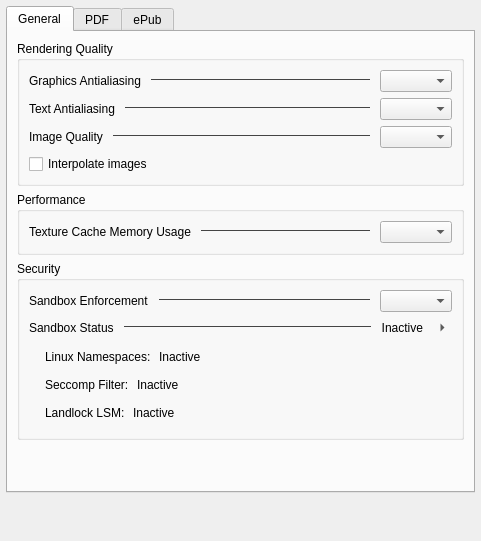
Qt form src/generator/config/mupdfsettingswidget.ui (l4rzy/okular-mupdf-ng) before a commit.
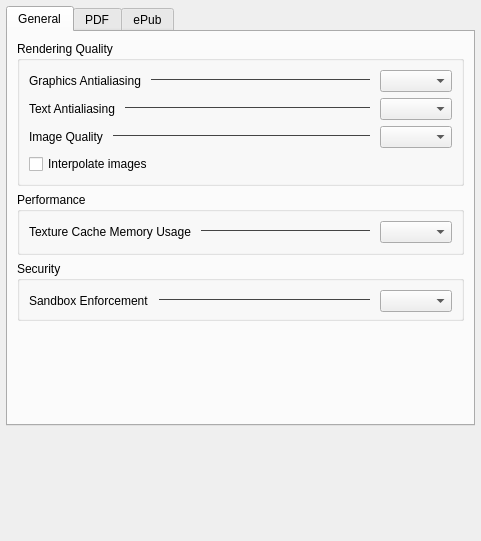
The same form after that commit. Custom widgets are drawn as their Qt base class.

Commit message: generator: move sandbox status report to backend about dialog

The edit to the form file:
```diff
--- a/src/generator/config/mupdfsettingswidget.ui
+++ b/src/generator/config/mupdfsettingswidget.ui
@@ -218,7 +218,7 @@
            <number>6</number>
           </property>
           <property name="bottomMargin">
-           <number>12</number>
+           <number>6</number>
           </property>
           <item>
            <layout class="QHBoxLayout" name="horizontalLayout_sandbox_enforcement">
@@ -263,197 +263,6 @@
             </item>
            </layout>
           </item>
-          <item>
-           <layout class="QHBoxLayout" name="horizontalLayout_overall_sec">
-            <property name="spacing">
-             <number>10</number>
-            </property>
-            <item>
-             <widget class="QLabel" name="labelSandboxStatus">
-              <property name="text">
-               <string>Sandbox Status</string>
-              </property>
-             </widget>
-            </item>
-            <item>
-             <widget class="QFrame" name="line_sec">
-              <property name="sizePolicy">
-               <sizepolicy hsizetype="Expanding" vsizetype="Fixed">
-                <horstretch>1</horstretch>
-                <verstretch>0</verstretch>
-               </sizepolicy>
-              </property>
-              <property name="styleSheet">
-               <string notr="true">border: none; border-top: 1px solid #444444;</string>
-              </property>
-              <property name="frameShape">
-               <enum>QFrame::Shape::HLine</enum>
-              </property>
-              <property name="frameShadow">
-               <enum>QFrame::Shadow::Plain</enum>
-              </property>
-             </widget>
-            </item>
-            <item>
-             <widget class="QLabel" name="labelOverallSecurityStatus">
-              <property name="text">
-               <string>Inactive</string>
-              </property>
-              <property name="alignment">
-               <set>Qt::AlignmentFlag::AlignRight|Qt::AlignmentFlag::AlignTrailing|Qt::AlignmentFlag::AlignVCenter</set>
-              </property>
-             </widget>
-            </item>
-            <item>
-             <widget class="QToolButton" name="securityDetailsButton">
-              <property name="cursor">
-               <cursorShape>PointingHandCursor</cursorShape>
-              </property>
-              <property name="toolTip">
-               <string>Toggle component details</string>
-              </property>
-              <property name="styleSheet">
-               <string notr="true">border: none; background: transparent;</string>
-              </property>
-              <property name="text">
-               <string/>
-              </property>
-              <property name="checkable">
-               <bool>true</bool>
-              </property>
-              <property name="autoRaise">
-               <bool>true</bool>
-              </property>
-              <property name="arrowType">
-               <enum>Qt::ArrowType::RightArrow</enum>
-              </property>
-             </widget>
-            </item>
-           </layout>
-          </item>
-          <item>
-           <widget class="QWidget" name="securityDetailsWidget" native="true">
-            <layout class="QVBoxLayout" name="verticalLayout_sec_details">
-             <property name="spacing">
-              <number>8</number>
-             </property>
-             <property name="leftMargin">
-              <number>16</number>
-             </property>
-             <property name="topMargin">
-              <number>4</number>
-             </property>
-             <property name="rightMargin">
-              <number>0</number>
-             </property>
-             <property name="bottomMargin">
-              <number>2</number>
-             </property>
-             <item>
-              <layout class="QHBoxLayout" name="horizontalLayout_namespace">
-               <property name="spacing">
-                <number>8</number>
-               </property>
-               <item>
-                <widget class="QLabel" name="labelNamespaces">
-                 <property name="text">
-                  <string>Linux Namespaces:</string>
-                 </property>
-                </widget>
-               </item>
-               <item>
-                <widget class="QLabel" name="labelNamespaceStatus">
-                 <property name="text">
-                  <string>Inactive</string>
-                 </property>
-                </widget>
-               </item>
-               <item>
-                <spacer name="horizontalSpacer_namespace">
-                 <property name="orientation">
-                  <enum>Qt::Orientation::Horizontal</enum>
-                 </property>
-                 <property name="sizeHint" stdset="0">
-                  <size>
-                   <width>40</width>
-                   <height>20</height>
-                  </size>
-                 </property>
-                </spacer>
-               </item>
-              </layout>
-             </item>
-             <item>
-              <layout class="QHBoxLayout" name="horizontalLayout_seccomp">
-               <property name="spacing">
-                <number>8</number>
-               </property>
-               <item>
-                <widget class="QLabel" name="labelSeccomp">
-                 <property name="text">
-                  <string>Seccomp Filter:</string>
-                 </property>
-                </widget>
-               </item>
-               <item>
-                <widget class="QLabel" name="labelSeccompStatus">
-                 <property name="text">
-                  <string>Inactive</string>
-                 </property>
-                </widget>
-               </item>
-               <item>
-                <spacer name="horizontalSpacer_seccomp">
-                 <property name="orientation">
-                  <enum>Qt::Orientation::Horizontal</enum>
-                 </property>
-                 <property name="sizeHint" stdset="0">
-                  <size>
-                   <width>40</width>
-                   <height>20</height>
-                  </size>
-                 </property>
-                </spacer>
-               </item>
-              </layout>
-             </item>
-             <item>
-              <layout class="QHBoxLayout" name="horizontalLayout_landlock">
-               <property name="spacing">
-                <number>8</number>
-               </property>
-               <item>
-                <widget class="QLabel" name="labelLandlock">
-                 <property name="text">
-                  <string>Landlock LSM:</string>
-                 </property>
-                </widget>
-               </item>
-               <item>
-                <widget class="QLabel" name="labelLandlockStatus">
-                 <property name="text">
-                  <string>Inactive</string>
-                 </property>
-                </widget>
-               </item>
-               <item>
-                <spacer name="horizontalSpacer_landlock">
-                 <property name="orientation">
-                  <enum>Qt::Orientation::Horizontal</enum>
-                 </property>
-                 <property name="sizeHint" stdset="0">
-                  <size>
-                   <width>40</width>
-                   <height>20</height>
-                  </size>
-                 </property>
-                </spacer>
-               </item>
-              </layout>
-             </item>
-            </layout>
-           </widget>
-          </item>
          </layout>
         </widget>
        </item>
```
The commit also changes 3 other files.
